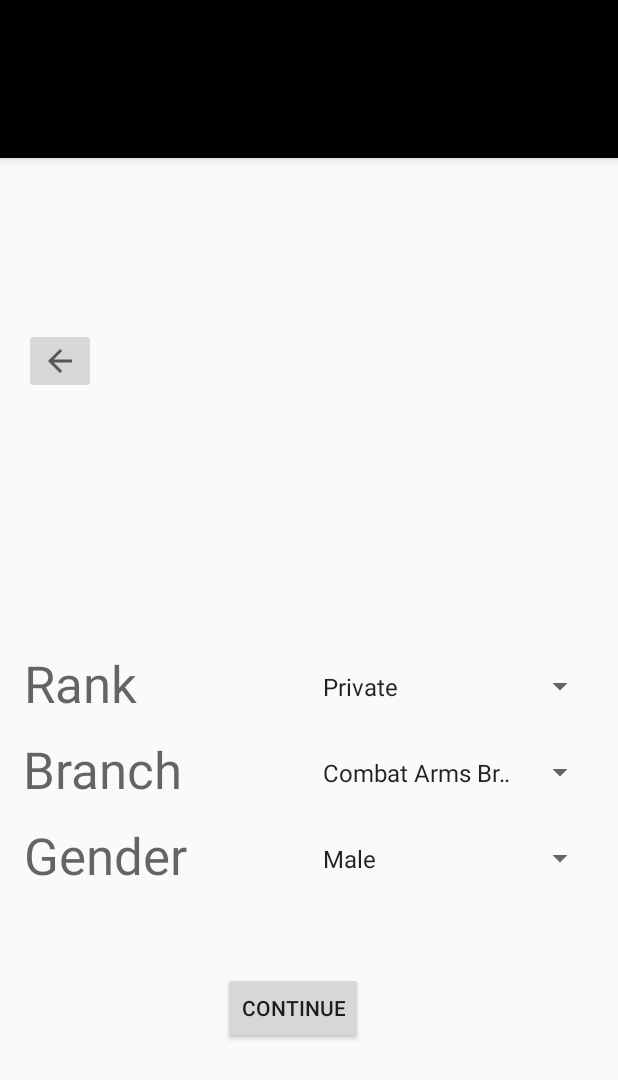
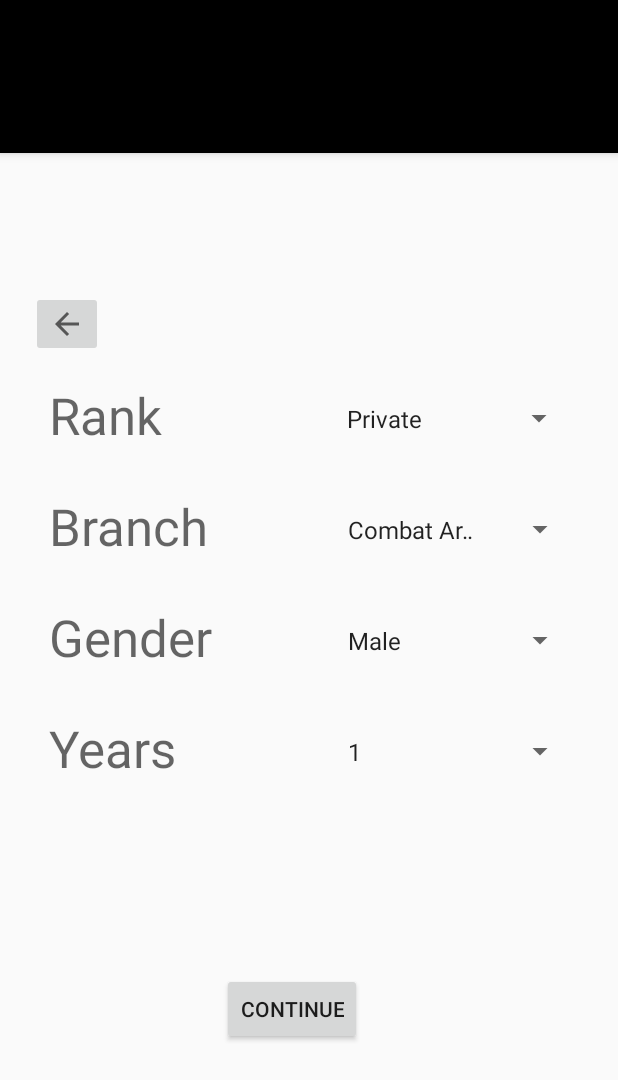
Before and after one commit to ETS-Android4/ASUAndroid, an Android app: the NewUniformPromptFragment screen opened through its navigation route, on a phone screen of 412 x 824 dp. Shown: the top 1080 px of the screen. Run offline under Robolectric (Android 15) with nearby library versions, the phone set to English and light mode, and no system bars.

Commit message:
NewSpinner&ConstraintLayouts

```diff
--- a/app/src/main/AndroidManifest.xml
+++ b/app/src/main/AndroidManifest.xml
@@ -1,6 +1,12 @@
 <?xml version="1.0" encoding="utf-8"?>
 <manifest xmlns:android="http://schemas.android.com/apk/res/android"
     package="com.example.asuandroid">
+
+    <supports-screens
+        android:largeScreens="true"
+        android:normalScreens="true"
+        android:smallScreens="true"
+        android:xlargeScreens="true" />
 
     <application
         android:allowBackup="true"
--- a/app/src/main/java/com/example/asuandroid/NewUniformPromptFragment.java
+++ b/app/src/main/java/com/example/asuandroid/NewUniformPromptFragment.java
@@ -68,6 +68,13 @@ public class NewUniformPromptFragment extends Fragment implements AdapterView.On
         branchadapter.setDropDownViewResource(android.R.layout.simple_spinner_dropdown_item);
         genderSpinner.setAdapter(genderadapter);
 
+        //yearsSpinner
+        Spinner yearsSpinner = (Spinner) view.findViewById(R.id.yearsSpinner);
+        yearsSpinner.setOnItemSelectedListener(this);
+        ArrayAdapter<CharSequence> yearsadapter = ArrayAdapter.createFromResource(getActivity(), R.array.years_array, android.R.layout.simple_spinner_item);
+        branchadapter.setDropDownViewResource(android.R.layout.simple_spinner_dropdown_item);
+        yearsSpinner.setAdapter(yearsadapter);
+
         view.findViewById(R.id.btn_tothirdFragment).setOnClickListener(new View.OnClickListener() {
                 @Override
                 public void onClick (View view){
--- a/app/src/main/res/layout/activity_main.xml
+++ b/app/src/main/res/layout/activity_main.xml
@@ -9,13 +9,9 @@
     <com.google.android.material.appbar.AppBarLayout
         android:id="@+id/appBarLayout"
         android:layout_width="match_parent"
-        android:layout_height="105dp"
+        android:layout_height="102dp"
         android:theme="@style/AppTheme.AppBarOverlay" />
 
-    <include
-        android:id="@+id/laycontent"
-        layout="@layout/content_main"
-        android:layout_width="match_parent"
-        android:layout_height="match_parent" />
+    <include layout="@layout/content_main" />
 
 </androidx.coordinatorlayout.widget.CoordinatorLayout>
--- a/app/src/main/res/layout/content_main.xml
+++ b/app/src/main/res/layout/content_main.xml
@@ -9,8 +9,8 @@
     <androidx.fragment.app.FragmentContainerView
         android:id="@+id/nav_host_fragment"
         android:name="androidx.navigation.fragment.NavHostFragment"
-        android:layout_width="414dp"
-        android:layout_height="621dp"
+        android:layout_width="412dp"
+        android:layout_height="733dp"
         app:defaultNavHost="true"
         app:layout_constraintBottom_toBottomOf="parent"
         app:layout_constraintHorizontal_bias="0.333"
--- a/app/src/main/res/layout/fragment_new_uniform_prompt.xml
+++ b/app/src/main/res/layout/fragment_new_uniform_prompt.xml
@@ -19,85 +19,120 @@
 
     <Spinner
         android:id="@+id/rankSpinner"
-        android:layout_width="190dp"
+        android:layout_width="160dp"
         android:layout_height="50dp"
-        app:layout_constraintBottom_toBottomOf="parent"
-        app:layout_constraintEnd_toEndOf="parent"
-        app:layout_constraintHorizontal_bias="0.927"
-        app:layout_constraintStart_toStartOf="parent"
-        app:layout_constraintTop_toTopOf="parent"
-        app:layout_constraintVertical_bias="0.403" />
+        android:layout_marginTop="60dp"
+        android:layout_marginEnd="8dp"
+        android:layout_marginRight="8dp"
+        app:layout_constraintEnd_toStartOf="@+id/guideline7"
+        app:layout_constraintTop_toTopOf="@+id/guideline5" />
+
+    <TextView
+        android:id="@+id/textView"
+        android:layout_width="160dp"
+        android:layout_height="50dp"
+        android:layout_marginStart="12dp"
+        android:layout_marginLeft="12dp"
+        android:layout_marginTop="60dp"
+        android:text="@string/rank"
+        android:textAppearance="@style/TextAppearance.AppCompat.Display1"
+        app:layout_constraintStart_toStartOf="@+id/guideline6"
+        app:layout_constraintTop_toTopOf="@+id/guideline5" />
+
+    <TextView
+        android:id="@+id/textView2"
+        android:layout_width="160dp"
+        android:layout_height="50dp"
+        android:layout_marginStart="12dp"
+        android:layout_marginLeft="12dp"
+        android:layout_marginTop="24dp"
+        android:text="@string/branch"
+        android:textAppearance="@style/TextAppearance.AppCompat.Display1"
+        app:layout_constraintStart_toStartOf="@+id/guideline6"
+        app:layout_constraintTop_toBottomOf="@+id/textView" />
 
     <TextView
         android:id="@+id/textView3"
-        android:layout_width="190dp"
+        android:layout_width="160dp"
         android:layout_height="50dp"
+        android:layout_marginStart="12dp"
+        android:layout_marginLeft="12dp"
+        android:layout_marginTop="24dp"
         android:text="@string/gender"
         android:textAppearance="@style/TextAppearance.AppCompat.Display1"
-        app:layout_constraintBottom_toBottomOf="parent"
+        app:layout_constraintStart_toStartOf="@+id/guideline6"
+        app:layout_constraintTop_toBottomOf="@+id/textView2" />
+
+    <TextView
+        android:id="@+id/textView4"
+        android:layout_width="160dp"
+        android:layout_height="50dp"
+        android:layout_marginStart="12dp"
+        android:layout_marginLeft="12dp"
+        android:layout_marginTop="24dp"
+        android:text="@string/yis"
+        android:textAppearance="@style/TextAppearance.AppCompat.Display1"
+        app:layout_constraintStart_toStartOf="@+id/guideline6"
+        app:layout_constraintTop_toBottomOf="@+id/textView3" />
+
+    <Spinner
+        android:id="@+id/spinnerBranch"
+        android:layout_width="160dp"
+        android:layout_height="50dp"
+        android:layout_marginTop="24dp"
+        android:layout_marginEnd="28dp"
+        android:layout_marginRight="28dp"
         app:layout_constraintEnd_toEndOf="parent"
-        app:layout_constraintHorizontal_bias="0.072"
-        app:layout_constraintStart_toStartOf="parent"
-        app:layout_constraintTop_toTopOf="parent"
-        app:layout_constraintVertical_bias="0.603" />
+        app:layout_constraintTop_toBottomOf="@+id/rankSpinner" />
 
     <Spinner
         android:id="@+id/spinnerGender"
-        android:layout_width="190dp"
+        android:layout_width="160dp"
         android:layout_height="50dp"
-        app:layout_constraintBottom_toBottomOf="parent"
+        android:layout_marginTop="24dp"
+        android:layout_marginEnd="28dp"
+        android:layout_marginRight="28dp"
         app:layout_constraintEnd_toEndOf="parent"
-        app:layout_constraintHorizontal_bias="0.927"
-        app:layout_constraintStart_toStartOf="parent"
-        app:layout_constraintTop_toTopOf="parent"
-        app:layout_constraintVertical_bias="0.603" />
-
-    <TextView
-        android:id="@+id/textView"
-        android:layout_width="190dp"
-        android:layout_height="50dp"
-        android:text="@string/rank"
-        android:textAppearance="@style/TextAppearance.AppCompat.Display1"
-        app:layout_constraintBottom_toBottomOf="parent"
-        app:layout_constraintEnd_toEndOf="parent"
-        app:layout_constraintHorizontal_bias="0.072"
-        app:layout_constraintStart_toStartOf="parent"
-        app:layout_constraintTop_toTopOf="parent"
-        app:layout_constraintVertical_bias="0.403" />
-
-    <TextView
-        android:id="@+id/textView2"
-        android:layout_width="190dp"
-        android:layout_height="50dp"
-        android:text="@string/branch"
-        android:textAppearance="@style/TextAppearance.AppCompat.Display1"
-        app:layout_constraintBottom_toTopOf="@+id/textView3"
-        app:layout_constraintEnd_toEndOf="parent"
-        app:layout_constraintHorizontal_bias="0.067"
-        app:layout_constraintStart_toStartOf="parent"
-        app:layout_constraintTop_toBottomOf="@+id/textView" />
+        app:layout_constraintTop_toBottomOf="@+id/spinnerBranch" />
 
     <Spinner
-        android:id="@+id/spinnerBranch"
-        android:layout_width="190dp"
+        android:id="@+id/yearsSpinner"
+        android:layout_width="160dp"
         android:layout_height="50dp"
-        app:layout_constraintBottom_toBottomOf="parent"
+        android:layout_marginTop="24dp"
+        android:layout_marginEnd="28dp"
+        android:layout_marginRight="28dp"
         app:layout_constraintEnd_toEndOf="parent"
-        app:layout_constraintHorizontal_bias="0.927"
-        app:layout_constraintStart_toStartOf="parent"
-        app:layout_constraintTop_toTopOf="parent"
-        app:layout_constraintVertical_bias="0.503" />
+        app:layout_constraintTop_toBottomOf="@+id/spinnerGender" />
 
     <ImageButton
         android:id="@+id/button_second"
         android:layout_width="wrap_content"
         android:layout_height="wrap_content"
-        android:layout_marginTop="16dp"
         android:contentDescription="@string/previous"
         android:src="?attr/actionModeCloseDrawable"
-        app:layout_constraintEnd_toEndOf="parent"
-        app:layout_constraintHorizontal_bias="0.044"
-        app:layout_constraintStart_toStartOf="parent"
-        app:layout_constraintTop_toTopOf="parent" />
+        app:layout_constraintStart_toStartOf="@+id/guideline6"
+        app:layout_constraintTop_toTopOf="@+id/guideline5" />
+
+    <androidx.constraintlayout.widget.Guideline
+        android:id="@+id/guideline5"
+        android:layout_width="wrap_content"
+        android:layout_height="wrap_content"
+        android:orientation="horizontal"
+        app:layout_constraintGuide_begin="103dp" />
+
+    <androidx.constraintlayout.widget.Guideline
+        android:id="@+id/guideline6"
+        android:layout_width="wrap_content"
+        android:layout_height="wrap_content"
+        android:orientation="vertical"
+        app:layout_constraintGuide_begin="21dp" />
+
+    <androidx.constraintlayout.widget.Guideline
+        android:id="@+id/guideline7"
+        android:layout_width="wrap_content"
+        android:layout_height="wrap_content"
+        android:orientation="vertical"
+        app:layout_constraintGuide_end="21dp" />
 
 </androidx.constraintlayout.widget.ConstraintLayout>
--- a/app/src/main/res/values/strings.xml
+++ b/app/src/main/res/values/strings.xml
@@ -13,6 +13,7 @@
     <string name="closet">Closet</string>
     <string name="main_screen_image">primaryScreen</string>
     <string name="previous">Back</string>
+    <string name="yis">Years Active</string>
     <string name="rank">Rank</string>
     <string name="branch">Branch</string>
     <string name="gender">Gender</string>
@@ -59,6 +60,48 @@
         <item>Gender Non Binary</item>
     </string-array>
 
+    <string-array name="years_array">
+        <item>1</item>
+        <item>2</item>
+        <item>3</item>
+        <item>4</item>
+        <item>5</item>
+        <item>6</item>
+        <item>7</item>
+        <item>8</item>
+        <item>9</item>
+        <item>10</item>
+        <item>11</item>
+        <item>12</item>
+        <item>13</item>
+        <item>14</item>
+        <item>15</item>
+        <item>16</item>
+        <item>17</item>
+        <item>18</item>
+        <item>19</item>
+        <item>20</item>
+        <item>21</item>
+        <item>22</item>
+        <item>23</item>
+        <item>24</item>
+        <item>25</item>
+        <item>26</item>
+        <item>27</item>
+        <item>28</item>
+        <item>29</item>
+        <item>30</item>
+        <item>31</item>
+        <item>32</item>
+        <item>33</item>
+        <item>34</item>
+        <item>35</item>
+        <item>36</item>
+        <item>37</item>
+        <item>38</item>
+        <item>39</item>
+    </string-array>
+
     <string-array name="fragments">
         <item>Fragment One</item>
         <item>Fragment Two</item>
--- a/app/src/main/res/values/styles.xml
+++ b/app/src/main/res/values/styles.xml
@@ -1,6 +1,6 @@
 <resources>
     <!-- Base application theme. -->
-    <style name="AppTheme" parent="Theme.AppCompat.Light.NoActionBar">
+    <style name="AppTheme" parent="Theme.AppCompat.Light.DarkActionBar">
         <!-- Customize your theme here. -->
         <item name="colorPrimary">@color/colorPrimary</item>
         <item name="colorPrimaryDark">@color/colorPrimaryDark</item>
@@ -12,7 +12,7 @@
         <item name="windowActionBar">false</item>
         <item name="windowNoTitle">true</item>
     </style>
-    <style name="AppTheme.AppBarOverlay" parent="AppTheme.NoActionBar" />
+    <style name="AppTheme.AppBarOverlay" parent="AppTheme" />
 
     <style name="AppTheme.PopupOverlay" parent="AppTheme.NoActionBar" />
 </resources>
```
Also changed, not shown: app/src/main/res/layout/fragment_home_screen.xml (+88 -23 lines).
